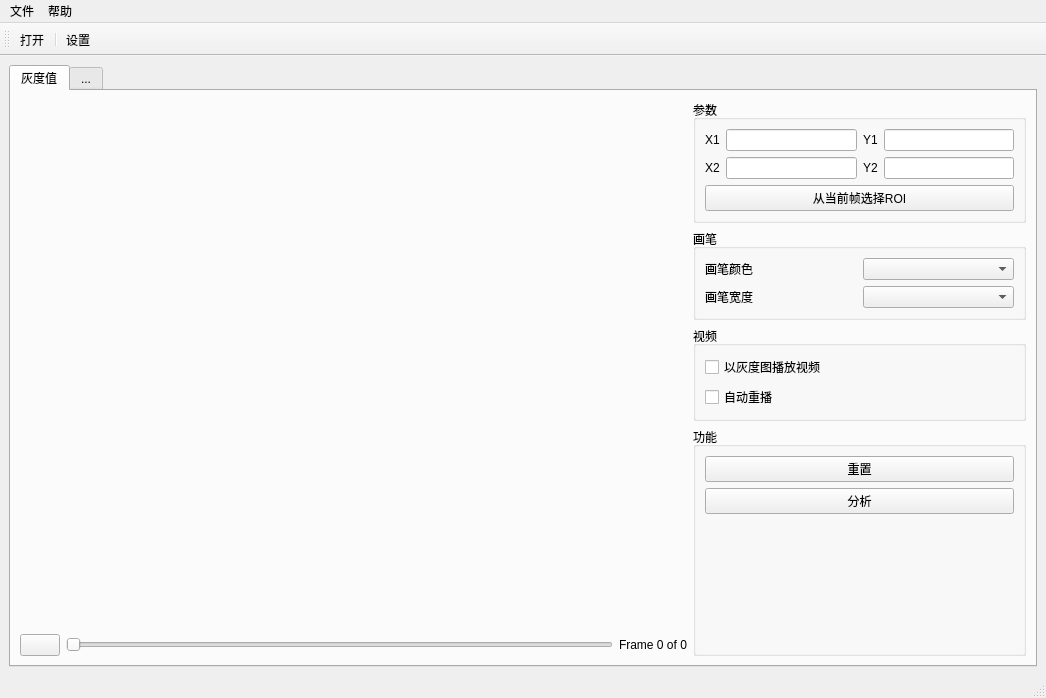
Old version of the form res/ui/mainWindow.ui in the repository llllTnTlll/videoProcesserGUI.
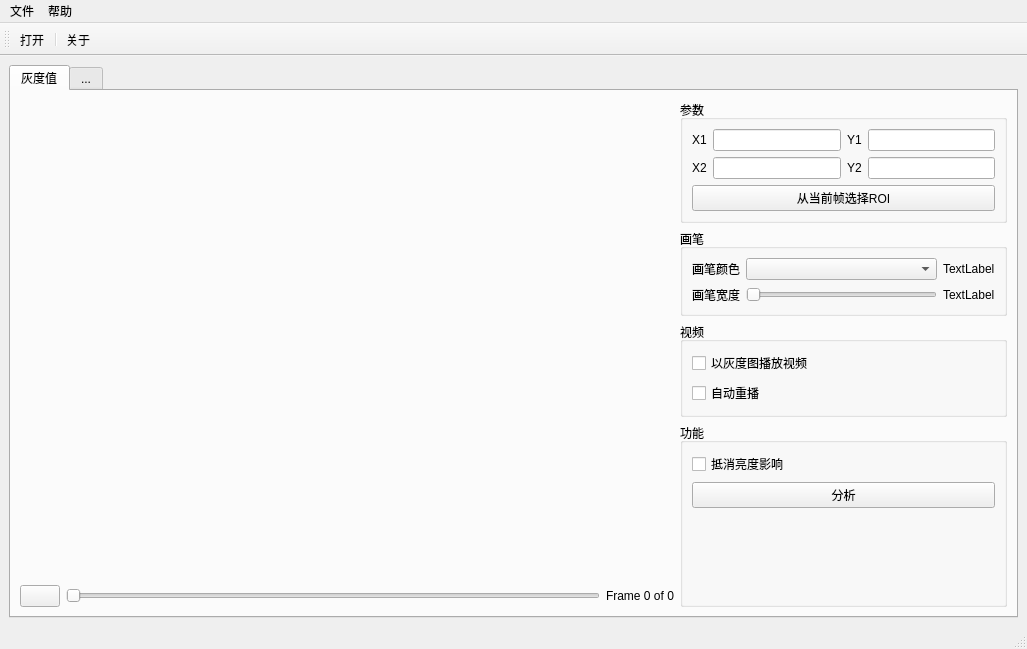
New version of the form. Icons and pictures are not drawn.

Patch:
```diff
--- a/res/ui/mainWindow.ui
+++ b/res/ui/mainWindow.ui
@@ -6,8 +6,8 @@
    <rect>
     <x>0</x>
     <y>0</y>
-    <width>1046</width>
-    <height>698</height>
+    <width>1027</width>
+    <height>649</height>
    </rect>
   </property>
   <property name="sizePolicy">
@@ -40,6 +40,12 @@
            <layout class="QVBoxLayout" name="verticalLayout" stretch="1,0">
             <item>
              <widget class="QLabel" name="VideoLabel">
+              <property name="sizePolicy">
+               <sizepolicy hsizetype="Preferred" vsizetype="Preferred">
+                <horstretch>0</horstretch>
+                <verstretch>0</verstretch>
+               </sizepolicy>
+              </property>
               <property name="text">
                <string/>
               </property>
@@ -204,6 +210,20 @@
                  <item row="0" column="1">
                   <widget class="QComboBox" name="comboBox"/>
                  </item>
+                 <item row="1" column="2">
+                  <widget class="QLabel" name="label_7">
+                   <property name="text">
+                    <string>TextLabel</string>
+                   </property>
+                  </widget>
+                 </item>
+                 <item row="0" column="2">
+                  <widget class="QLabel" name="label_8">
+                   <property name="text">
+                    <string>TextLabel</string>
+                   </property>
+                  </widget>
+                 </item>
                  <item row="1" column="0">
                   <widget class="QLabel" name="label_6">
                    <property name="text">
@@ -212,7 +232,11 @@
                   </widget>
                  </item>
                  <item row="1" column="1">
-                  <widget class="QComboBox" name="comboBox_2"/>
+                  <widget class="QSlider" name="horizontalSlider">
+                   <property name="orientation">
+                    <enum>Qt::Horizontal</enum>
+                   </property>
+                  </widget>
                  </item>
                 </layout>
                </item>
@@ -262,9 +286,9 @@
               </property>
               <layout class="QVBoxLayout" name="verticalLayout_6">
                <item>
-                <widget class="QPushButton" name="pushButton_2">
+                <widget class="QCheckBox" name="checkBox">
                  <property name="text">
-                  <string>重置</string>
+                  <string>抵消亮度影响</string>
                  </property>
                 </widget>
                </item>
@@ -311,8 +335,8 @@
     <rect>
      <x>0</x>
      <y>0</y>
-     <width>1046</width>
-     <height>26</height>
+     <width>1027</width>
+     <height>23</height>
     </rect>
    </property>
    <widget class="QMenu" name="menu">
@@ -333,8 +357,24 @@
    <addaction name="menu_3"/>
   </widget>
   <widget class="QStatusBar" name="statusbar">
+   <property name="enabled">
+    <bool>true</bool>
+   </property>
+   <property name="font">
+    <font>
+     <weight>50</weight>
+     <italic>false</italic>
+     <bold>false</bold>
+    </font>
+   </property>
+   <property name="contextMenuPolicy">
+    <enum>Qt::NoContextMenu</enum>
+   </property>
+   <property name="acceptDrops">
+    <bool>false</bool>
+   </property>
    <property name="autoFillBackground">
-    <bool>false</bool>
+    <bool>true</bool>
    </property>
    <property name="sizeGripEnabled">
     <bool>true</bool>
@@ -352,7 +392,7 @@
    </attribute>
    <addaction name="openAct"/>
    <addaction name="separator"/>
-   <addaction name="settingAct"/>
+   <addaction name="aboutAct"/>
   </widget>
   <action name="openAct">
    <property name="icon">
```
Left out of the diff: 18 changed lines with no effect on the pictures.
